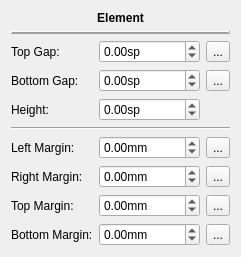
Qt form mscore/mscore/inspector_vbox.ui (musescore/musescore-old) before a commit.
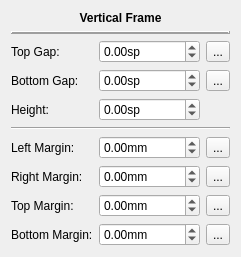
The same form after that commit. Icons and pictures are not drawn.

What changed in the file:
```diff
--- a/mscore/mscore/inspector_vbox.ui
+++ b/mscore/mscore/inspector_vbox.ui
@@ -23,7 +23,7 @@
       </font>
      </property>
      <property name="text">
-      <string>Element</string>
+      <string>Vertical Frame</string>
      </property>
      <property name="alignment">
       <set>Qt::AlignCenter</set>
```
